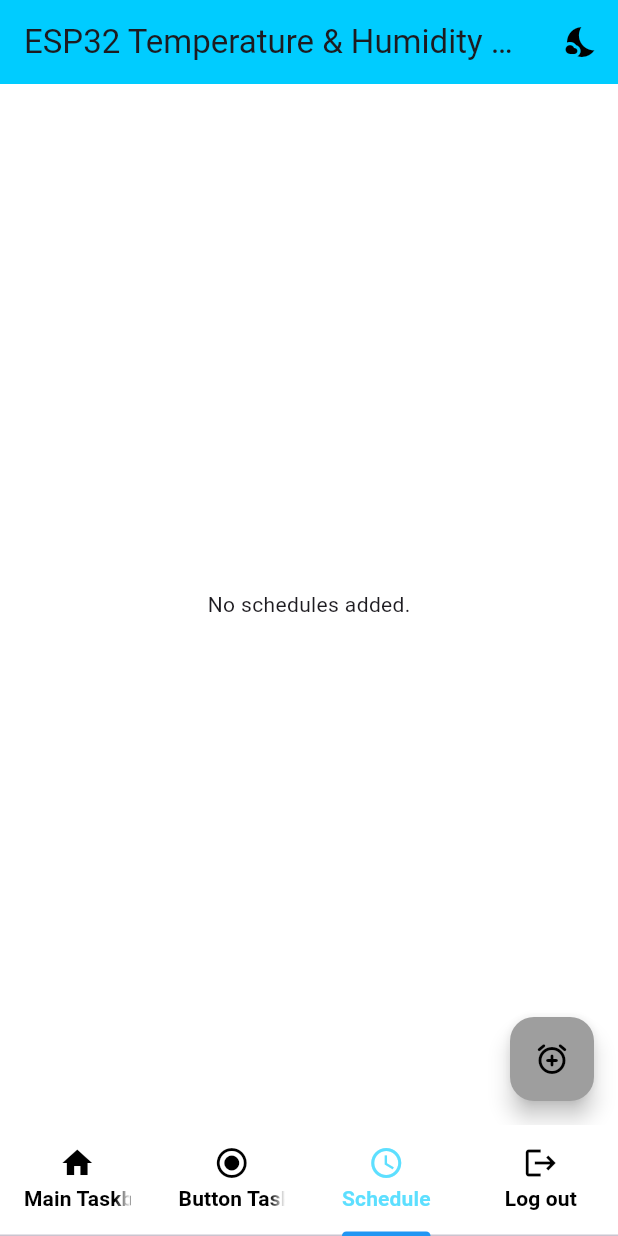
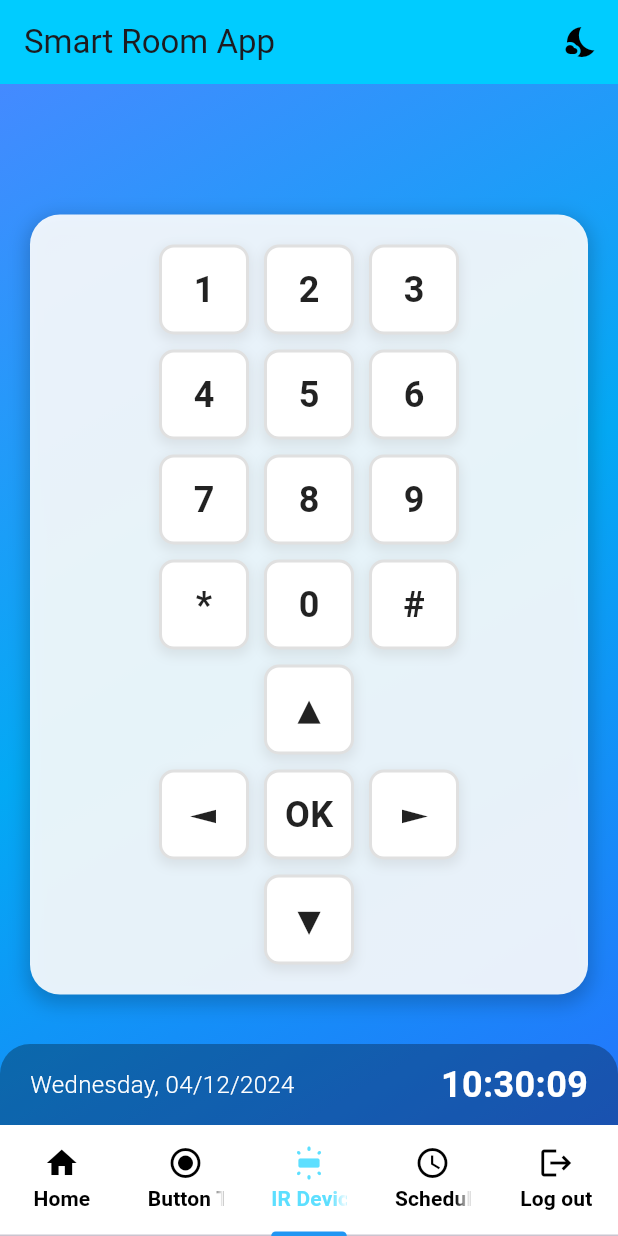
Before and after one commit to huyne265/SmartHomeApp, a Flutter app: the screen it shows after launch, item 3 of the bottom bar chosen, on a phone screen of 412 x 824 dp. Run offline on Flutter 3.47's test engine with Material 3 defaults, Android fonts, the phone set to English and light mode, and no system bars; our stand-ins replace firebase_auth, firebase_core, firebase_database, google_sign_in; accounts and stored records are empty.

Commit message:
update IR device

```diff
--- a/flutter_vsc/lib/dashboard.dart
+++ b/flutter_vsc/lib/dashboard.dart
@@ -1,17 +1,16 @@
-// import 'package:firebase_auth/firebase_auth.dart';
+import 'dart:async';
+
 import 'package:firebase_database/firebase_database.dart';
 import 'package:flutter/material.dart';
 import 'package:google_sign_in/google_sign_in.dart';
-// import 'package:rflutter_alert/rflutter_alert.dart';
-import 'package:buttons_tabbar/buttons_tabbar.dart';
+import 'package:intl/intl.dart';
 
-// import 'circleProgress.dart';
-// import 'main.dart';
 import 'button.dart';
 import 'mainTaskboard.dart';
 import 'logout.dart';
 import 'themeSwitch.dart';
 import 'relay_schedule.dart';
+import 'ir_device.dart';
 
 class Dashboard extends StatefulWidget {
   const Dashboard({super.key});
@@ -28,18 +27,24 @@ class _DashboardState extends State<Dashboard>
   final databaseReference = FirebaseDatabase.instance.ref();
 
   late AnimationController progressController;
-  late Animation<double> tempAnimation = AlwaysStoppedAnimation(0.0);
-  late Animation<double> humidityAnimation = AlwaysStoppedAnimation(0.0);
-  late Animation<double> airlevelAnimation = AlwaysStoppedAnimation(0.0);
-  late Animation<double> lightlevelAnimation = AlwaysStoppedAnimation(0.0);
+  late Animation<double> tempAnimation = const AlwaysStoppedAnimation(0.0);
+  late Animation<double> humidityAnimation = const AlwaysStoppedAnimation(0.0);
+  late Animation<double> airlevelAnimation = const AlwaysStoppedAnimation(0.0);
+  late Animation<double> lightlevelAnimation =
+      const AlwaysStoppedAnimation(0.0);
 
   bool isDarkMode = false;
 
   List<Map<String, dynamic>> schedules = [];
 
+  DateTime currentDateTime = DateTime.now();
+  late Timer _timer;
+
   @override
   void dispose() {
     progressController.dispose();
+
+    _timer.cancel();
     super.dispose();
   }
 
@@ -65,6 +70,15 @@ class _DashboardState extends State<Dashboard>
           _startRealtimeUpdates();
         });
       }
+    });
+
+    currentDateTime = DateTime.now();
+
+    // Cập nhật thời gian mỗi giây
+    _timer = Timer.periodic(const Duration(seconds: 1), (Timer t) {
+      setState(() {
+        currentDateTime = DateTime.now();
+      });
     });
   }
 
@@ -147,97 +161,14 @@ class _DashboardState extends State<Dashboard>
     progressController.forward(from: 0); // Chạy lại animation từ đầu
   }
 
-//   @override
-//   Widget build(BuildContext context) {
-//     return MaterialApp(
-//       theme: isDarkMode
-//           ? ThemeData.dark().copyWith(
-//               primaryColor: Colors.black,
-//               scaffoldBackgroundColor: Colors.black,
-//             )
-//           : ThemeData.light().copyWith(
-//               primaryColor: Colors.white,
-//               scaffoldBackgroundColor: Colors.white,
-//             ),
-//       debugShowCheckedModeBanner: false,
-//       home: DefaultTabController(
-//         length: 4,
-//         child: Scaffold(
-//           appBar: AppBar(
-//             backgroundColor: const Color.fromARGB(255, 0, 204, 255),
-//             title: const Text('ESP32 Temperature & Humidity App'),
-//             actions: [
-//               // Theme switch
-//               ThemeSwitcher(
-//                 onThemeChanged: (isDark) {
-//                   setState(() {
-//                     isDarkMode = isDark;
-//                   });
-//                 },
-//               ),
-//             ],
-//           ),
-//           body: Column(
-//             children: <Widget>[
-//               ButtonsTabBar(
-//                 radius: 12,
-//                 contentPadding: const EdgeInsets.symmetric(horizontal: 12),
-//                 center: true,
-//                 decoration: const BoxDecoration(
-//                   gradient: LinearGradient(
-//                     colors: <Color>[
-//                       Color.fromARGB(255, 0, 204, 255),
-//                       Color.fromARGB(255, 61, 216, 255),
-//                       Color.fromARGB(255, 126, 229, 255),
-//                     ],
-//                   ),
-//                 ),
-//                 unselectedLabelStyle: const TextStyle(color: Colors.black),
-//                 labelStyle: const TextStyle(color: Colors.white),
-//                 height: 56,
-//                 tabs: const [
-//                   Tab(icon: Icon(Icons.home), text: "Main Taskboard"),
-//                   Tab(
-//                       icon: Icon(Icons.radio_button_checked_rounded),
-//                       text: "Button Taskboard"),
-//                   Tab(icon: Icon(Icons.schedule), text: "Schedule"),
-//                   Tab(icon: Icon(Icons.logout_outlined), text: "Log out"),
-//                 ],
-//               ),
-//               Expanded(
-//                 child: TabBarView(
-//                   children: <Widget>[
-//                     // Tab 1: Main Taskboard
-//                     MainTaskboard(
-//                       // isLoading: isLoading,
-//                       isLoading: true,
-//                       tempValue: tempAnimation.value,
-//                       humidityValue: humidityAnimation.value,
-//                       airLevelValue: airlevelAnimation.value,
-//                       lightLevelValue: lightlevelAnimation.value,
-//                     ),
-//                     // Tab 2: Button Taskboard
-//                     const RelayControlPage(),
-//                     //Tab3: schedule
-//                     ScheduleApp(schedules: schedules),
-//                     // Tab 3: Logout
-//                     LogoutTab(
-//                       onSignOut: () {
-//                         setState(() {
-//                           isLoading = false;
-//                         });
-//                       },
-//                     ),
-//                   ],
-//                 ),
-//               ),
-//             ],
-//           ),
-//         ),
-//       ),
-//     );
-//   }
-// }
+  IconData getCurrentIcon() {
+    int hour = currentDateTime.hour;
+    if (hour >= 6 && hour < 18) {
+      return Icons.wb_sunny; // Mặt trời
+    } else {
+      return Icons.nights_stay; // Mặt trăng
+    }
+  }
 
   @override
   Widget build(BuildContext context) {
@@ -253,11 +184,11 @@ class _DashboardState extends State<Dashboard>
             ),
       debugShowCheckedModeBanner: false,
       home: DefaultTabController(
-        length: 4,
+        length: 5,
         child: Scaffold(
           appBar: AppBar(
             backgroundColor: const Color.fromARGB(255, 0, 204, 255),
-            title: const Text('ESP32 Temperature & Humidity App'),
+            title: const Text('Smart Room App'),
             actions: [
               ThemeSwitcher(
                 onThemeChanged: (isDark) {
@@ -268,7 +199,13 @@ class _DashboardState extends State<Dashboard>
               ),
             ],
           ),
-          body: TabBarView(
+          body: Stack(
+            children: [
+              Container(
+                decoration: const BoxDecoration(
+                  color: Color.fromARGB(255, 255, 251, 251),
+                ),
+                child: TabBarView(
                   children: <Widget>[
                     MainTaskboard(
                       isLoading: true,
@@ -278,6 +215,7 @@ class _DashboardState extends State<Dashboard>
                       lightLevelValue: lightlevelAnimation.value,
                     ),
                     const RelayControlPage(),
+                    IRDeviceUI(),
                     ScheduleApp(schedules: schedules),
                     LogoutTab(
                       onSignOut: () {
@@ -288,12 +226,61 @@ class _DashboardState extends State<Dashboard>
                     ),
                   ],
                 ),
+              ),
+              Positioned(
+                bottom: 0,
+                left: 0,
+                right: 0,
+                child: Container(
+                  padding: EdgeInsets.symmetric(vertical: 10, horizontal: 20),
+                  decoration: BoxDecoration(
+                    color: Colors.black.withOpacity(0.3),
+                    borderRadius: BorderRadius.only(
+                      topLeft: Radius.circular(20),
+                      topRight: Radius.circular(20),
+                    ),
+                  ),
+                  child: Row(
+                    mainAxisAlignment: MainAxisAlignment.spaceBetween,
+                    children: [
+                      Column(
+                        crossAxisAlignment: CrossAxisAlignment.start,
+                        children: [
+                          Text(
+                            DateFormat('EEEE, dd/MM/yyyy')
+                                .format(currentDateTime),
+                            style: TextStyle(
+                              color: Colors.white,
+                              fontSize: 16,
+                              fontWeight: FontWeight.w300,
+                            ),
+                          ),
+                        ],
+                      ),
+                      Text(
+                        DateFormat('HH:mm:ss').format(currentDateTime),
+                        style: TextStyle(
+                          color: Colors.white,
+                          fontSize: 24,
+                          fontWeight: FontWeight.bold,
+                        ),
+                      ),
+                    ],
+                  ),
+                ),
+              )
+            ],
+          ),
           bottomNavigationBar: const TabBar(
             tabs: [
-              Tab(icon: Icon(Icons.home), text: "Main Taskboard"),
+              Tab(icon: Icon(Icons.home), text: "Home"),
               Tab(
                   icon: Icon(Icons.radio_button_checked),
                   text: "Button Taskboard"),
+              Tab(
+                icon: Icon(Icons.wb_iridescent_rounded),
+                text: "IR Device",
+              ),
               Tab(icon: Icon(Icons.schedule), text: "Schedule"),
               Tab(icon: Icon(Icons.logout), text: "Log out"),
             ],
--- /dev/null
+++ b/flutter_vsc/lib/ir_device.dart
@@ -0,0 +1,134 @@
+import 'package:flutter/material.dart';
+import 'package:firebase_database/firebase_database.dart';
+
+class IRDeviceUI extends StatefulWidget {
+  @override
+  _IRDeviceUIState createState() => _IRDeviceUIState();
+}
+
+class _IRDeviceUIState extends State<IRDeviceUI> {
+  final DatabaseReference databaseRef = FirebaseDatabase.instance.ref();
+  Map buttonStates = {};
+
+  void _sendSignal(String buttonValue) {
+    String firebaseValue = buttonValue == '#' ? '%%' : buttonValue;
+    setState(() {
+      buttonStates[buttonValue] = true;
+    });
+    databaseRef.child('ir_device').child(firebaseValue).set(1);
+    Future.delayed(const Duration(milliseconds: 300), () {
+      setState(() {
+        buttonStates[buttonValue] = false;
+      });
+    });
+  }
+
+  @override
+  Widget build(BuildContext context) {
+    return Scaffold(
+      body: Container(
+        decoration: const BoxDecoration(
+          gradient: LinearGradient(
+            begin: Alignment.topLeft,
+            end: Alignment.bottomRight,
+            colors: [
+              Colors.blueAccent,
+              Colors.lightBlue,
+              Color(0xFF2575FC),
+            ],
+          ),
+        ),
+        child: Center(
+          child: Container(
+            margin: const EdgeInsets.all(20),
+            padding: const EdgeInsets.all(15),
+            decoration: BoxDecoration(
+              color: Colors.white.withOpacity(0.9),
+              borderRadius: BorderRadius.circular(20),
+              boxShadow: [
+                BoxShadow(
+                  color: Colors.black.withOpacity(0.2),
+                  spreadRadius: 2,
+                  blurRadius: 10,
+                  offset: const Offset(0, 4),
+                ),
+              ],
+            ),
+            child: _buildButtonGrid(context),
+          ),
+        ),
+      ),
+    );
+  }
+
+  Widget _buildButtonGrid(BuildContext context) {
+    final screenWidth = MediaQuery.of(context).size.width;
+    final buttonSize = screenWidth < 400 ? 40.0 : 60.0;
+
+    List<List<String>> buttonRows = [
+      ['1', '2', '3'],
+      ['4', '5', '6'],
+      ['7', '8', '9'],
+      ['*', '0', '#'],
+      ['▲'],
+      ['◄', 'OK', '►'],
+      ['▼']
+    ];
+
+    return Column(
+      mainAxisSize: MainAxisSize.min,
+      children: buttonRows.map((row) {
+        return Padding(
+          padding: const EdgeInsets.symmetric(vertical: 5),
+          child: Row(
+            mainAxisAlignment: MainAxisAlignment.center,
+            children: row
+                .map((buttonValue) => _buildButton(buttonValue, buttonSize))
+                .toList(),
+          ),
+        );
+      }).toList(),
+    );
+  }
+
+  Widget _buildButton(String buttonValue, double buttonSize) {
+    bool isActive = buttonStates[buttonValue] == true;
+    return GestureDetector(
+      onTap: () => _sendSignal(buttonValue),
+      child: AnimatedContainer(
+        duration: const Duration(milliseconds: 150),
+        width: buttonSize,
+        height: buttonSize,
+        margin: const EdgeInsets.symmetric(horizontal: 5),
+        decoration: BoxDecoration(
+          color: isActive ? Color(0xFF4A90E2) : Colors.white,
+          borderRadius: BorderRadius.circular(10),
+          border: Border.all(
+            color: isActive ? Color(0xFF2C7BD9) : Colors.grey.shade300,
+            width: 2,
+          ),
+          boxShadow: [
+            BoxShadow(
+              color: isActive
+                  ? Color(0xFF4A90E2).withOpacity(0.4)
+                  : Colors.grey.withOpacity(0.2),
+              spreadRadius: 1,
+              blurRadius: 6,
+              offset: Offset(0, 3),
+            ),
+          ],
+        ),
+        child: Center(
+          child: Text(
+            buttonValue,
+            style: TextStyle(
+              fontSize: buttonSize * 0.4,
+              fontWeight: FontWeight.bold,
+              color: isActive ? Colors.white : Colors.black87,
+            ),
+          ),
+        ),
+      ),
+    );
+  }
+}
--- a/flutter_vsc/lib/logout.dart
+++ b/flutter_vsc/lib/logout.dart
@@ -31,7 +31,7 @@ class LogoutTab extends StatelessWidget {
     await GoogleSignIn().signOut();
 
     Navigator.of(context).pushAndRemoveUntil(
-      MaterialPageRoute(builder: (context) => MyApp()),
+      MaterialPageRoute(builder: (context) => const MyApp()),
       (Route<dynamic> route) => false,
     );
   }
--- a/flutter_vsc/lib/main.dart
+++ b/flutter_vsc/lib/main.dart
@@ -6,7 +6,7 @@ void main() async {
   WidgetsFlutterBinding.ensureInitialized();
   await FirebaseConfig.initializeFirebase();
 
-  runApp(MyApp());
+  runApp(const MyApp());
 }
 
 class MyApp extends StatelessWidget {
@@ -20,7 +20,7 @@ class MyApp extends StatelessWidget {
             seedColor: const Color.fromARGB(255, 0, 204, 255)),
         useMaterial3: true,
       ),
-      home: const LoginScreen(title: 'ESP32 Temperature & Humidity App'),
+      home: const LoginScreen(title: 'Smart Room App'),
       debugShowCheckedModeBanner: false,
     );
   }
--- a/flutter_vsc/pubspec.yaml
+++ b/flutter_vsc/pubspec.yaml
@@ -42,7 +42,7 @@ dependencies:
   rflutter_alert: ^2.0.7
   buttons_tabbar: ^1.3.14
   provider: ^6.1.2
-
+  intl: ^0.20.1
 
 dev_dependencies:
   flutter_test:
```
Also changed, not shown: flutter_vsc/lib/login.dart (+39 -7 lines), flutter_vsc/lib/mainTaskboard.dart (+6 -4 lines), flutter_vsc/lib/register.dart (added, +163 -0 lines), flutter_vsc/pubspec.lock. Lines whose indentation alone changed are shown as unchanged.
